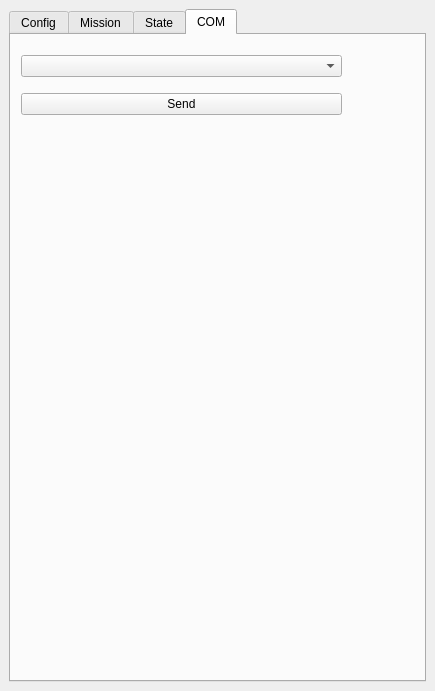
First picture: the form in tools/qgis/seabot/seabot_dockwidget_base.ui, repository ThomasLeMezo/seabot, before the edit.
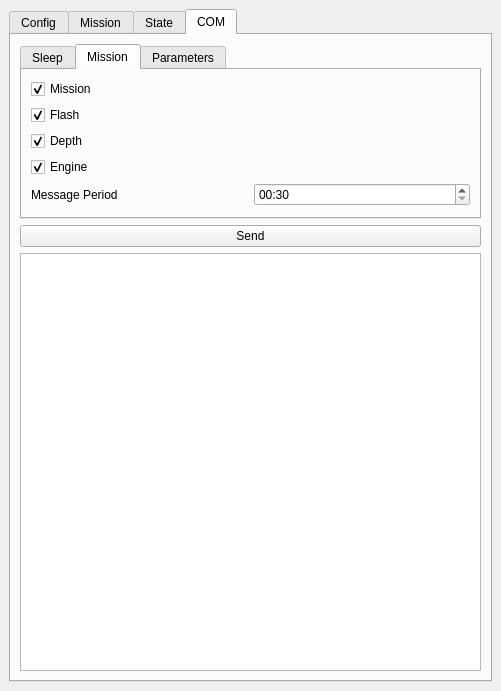
Second picture: the form after the edit. The open tabs and pages were chosen to show the change.

The edit to the form file:
```diff
--- a/tools/qgis/seabot/seabot_dockwidget_base.ui
+++ b/tools/qgis/seabot/seabot_dockwidget_base.ui
@@ -9,12 +9,12 @@
    <rect>
     <x>0</x>
     <y>0</y>
-    <width>435</width>
+    <width>501</width>
     <height>691</height>
    </rect>
   </property>
   <property name="sizePolicy">
-   <sizepolicy hsizetype="Maximum" vsizetype="Maximum">
+   <sizepolicy hsizetype="Expanding" vsizetype="Expanding">
     <horstretch>0</horstretch>
     <verstretch>0</verstretch>
    </sizepolicy>
@@ -30,7 +30,7 @@
   </property>
   <widget class="QWidget" name="dockWidgetContents">
    <property name="sizePolicy">
-    <sizepolicy hsizetype="Expanding" vsizetype="Expanding">
+    <sizepolicy hsizetype="Preferred" vsizetype="Preferred">
      <horstretch>0</horstretch>
      <verstretch>0</verstretch>
     </sizepolicy>
@@ -38,7 +38,7 @@
    <property name="minimumSize">
     <size>
      <width>250</width>
-     <height>250</height>
+     <height>600</height>
     </size>
    </property>
    <property name="baseSize">
@@ -47,19 +47,19 @@
      <height>250</height>
     </size>
    </property>
-   <layout class="QGridLayout" name="gridLayout">
+   <layout class="QGridLayout" name="gridLayout_2">
     <item row="0" column="0">
      <widget class="QTabWidget" name="tabWidget">
       <property name="sizePolicy">
-       <sizepolicy hsizetype="Maximum" vsizetype="Maximum">
+       <sizepolicy hsizetype="Preferred" vsizetype="Preferred">
         <horstretch>0</horstretch>
         <verstretch>0</verstretch>
        </sizepolicy>
       </property>
       <property name="minimumSize">
        <size>
-        <width>100</width>
-        <height>220</height>
+        <width>200</width>
+        <height>600</height>
        </size>
       </property>
       <property name="maximumSize">
@@ -725,33 +725,244 @@
        </widget>
       </widget>
       <widget class="QWidget" name="tab_com">
+       <property name="sizePolicy">
+        <sizepolicy hsizetype="Preferred" vsizetype="Preferred">
+         <horstretch>0</horstretch>
+         <verstretch>0</verstretch>
+        </sizepolicy>
+       </property>
+       <property name="minimumSize">
+        <size>
+         <width>0</width>
+         <height>0</height>
+        </size>
+       </property>
        <attribute name="title">
         <string>COM</string>
        </attribute>
-       <widget class="QWidget" name="verticalLayoutWidget_3">
-        <property name="geometry">
-         <rect>
-          <x>10</x>
-          <y>10</y>
-          <width>321</width>
-          <height>81</height>
-         </rect>
-        </property>
-        <layout class="QVBoxLayout" name="verticalLayout">
-         <item>
-          <widget class="QComboBox" name="comboBox_com_send"/>
-         </item>
-         <item>
+       <layout class="QGridLayout" name="gridLayout_6">
+        <item row="0" column="0">
+         <widget class="QTabWidget" name="tabWidget_2">
+          <property name="sizePolicy">
+           <sizepolicy hsizetype="Preferred" vsizetype="Preferred">
+            <horstretch>0</horstretch>
+            <verstretch>0</verstretch>
+           </sizepolicy>
+          </property>
+          <property name="currentIndex">
+           <number>2</number>
+          </property>
+          <widget class="QWidget" name="tab_cmd_sleep">
+           <property name="sizePolicy">
+            <sizepolicy hsizetype="MinimumExpanding" vsizetype="MinimumExpanding">
+             <horstretch>0</horstretch>
+             <verstretch>0</verstretch>
+            </sizepolicy>
+           </property>
+           <attribute name="title">
+            <string>Sleep</string>
+           </attribute>
+           <layout class="QGridLayout" name="gridLayout">
+            <item row="2" column="0">
+             <widget class="QLabel" name="label_8">
+              <property name="sizePolicy">
+               <sizepolicy hsizetype="Minimum" vsizetype="Minimum">
+                <horstretch>0</horstretch>
+                <verstretch>0</verstretch>
+               </sizepolicy>
+              </property>
+              <property name="text">
+               <string>Duration (HH:mm)</string>
+              </property>
+             </widget>
+            </item>
+            <item row="2" column="1">
+             <widget class="QTimeEdit" name="timeEdit">
+              <property name="currentSection">
+               <enum>QDateTimeEdit::HourSection</enum>
+              </property>
+             </widget>
+            </item>
+           </layout>
+          </widget>
+          <widget class="QWidget" name="tab_cmd_parameters">
+           <property name="sizePolicy">
+            <sizepolicy hsizetype="MinimumExpanding" vsizetype="MinimumExpanding">
+             <horstretch>0</horstretch>
+             <verstretch>0</verstretch>
+            </sizepolicy>
+           </property>
+           <attribute name="title">
+            <string>Mission</string>
+           </attribute>
+           <layout class="QGridLayout" name="gridLayout_3">
+            <item row="1" column="0" colspan="2">
+             <widget class="QCheckBox" name="checkBox_2">
+              <property name="text">
+               <string>Flash</string>
+              </property>
+              <property name="checked">
+               <bool>true</bool>
+              </property>
+             </widget>
+            </item>
+            <item row="3" column="0" colspan="2">
+             <widget class="QCheckBox" name="checkBox_4">
+              <property name="text">
+               <string>Engine</string>
+              </property>
+              <property name="checked">
+               <bool>true</bool>
+              </property>
+             </widget>
+            </item>
+            <item row="4" column="1">
+             <widget class="QTimeEdit" name="timeEdit_2">
+              <property name="dateTime">
+               <datetime>
+                <hour>0</hour>
+                <minute>0</minute>
+                <second>30</second>
+                <year>2000</year>
+                <month>1</month>
+                <day>1</day>
+               </datetime>
+              </property>
+              <property name="currentSection">
+               <enum>QDateTimeEdit::SecondSection</enum>
+              </property>
+              <property name="displayFormat">
+               <string>mm:ss</string>
+              </property>
+             </widget>
+            </item>
+            <item row="0" column="0" colspan="2">
+             <widget class="QCheckBox" name="checkBox">
+              <property name="text">
+               <string>Mission</string>
+              </property>
+              <property name="checked">
+               <bool>true</bool>
+              </property>
+             </widget>
+            </item>
+            <item row="4" column="0">
+             <widget class="QLabel" name="label_15">
+              <property name="text">
+               <string>Message Period</string>
+              </property>
+             </widget>
+            </item>
+            <item row="2" column="0" colspan="2">
+             <widget class="QCheckBox" name="checkBox_3">
+              <property name="text">
+               <string>Depth</string>
+              </property>
+              <property name="checked">
+               <bool>true</bool>
+              </property>
+             </widget>
+            </item>
+           </layout>
+          </widget>
+          <widget class="QWidget" name="tab_cmd_mission">
+           <attribute name="title">
+            <string>Parameters</string>
+           </attribute>
+           <layout class="QFormLayout" name="formLayout_2">
+            <item row="0" column="0">
+             <widget class="QLabel" name="label_10">
+              <property name="text">
+               <string>Mission Name</string>
+              </property>
+             </widget>
+            </item>
+            <item row="1" column="0">
+             <widget class="QLabel" name="label_12">
+              <property name="text">
+               <string>Number waypoint</string>
+              </property>
+             </widget>
+            </item>
+            <item row="2" column="0">
+             <widget class="QLabel" name="label_13">
+              <property name="text">
+               <string>Start time</string>
+              </property>
+             </widget>
+            </item>
+            <item row="3" column="0">
+             <widget class="QLabel" name="label_14">
+              <property name="text">
+               <string>End time</string>
+              </property>
+             </widget>
+            </item>
+            <item row="4" column="0" colspan="2">
+             <widget class="QPushButton" name="pushButton">
+              <property name="text">
+               <string>Load Mission</string>
+              </property>
+             </widget>
+            </item>
+            <item row="0" column="1">
+             <widget class="QLabel" name="label_16">
+              <property name="text">
+               <string>?</string>
+              </property>
+             </widget>
+            </item>
+            <item row="1" column="1">
+             <widget class="QLabel" name="label_17">
+              <property name="text">
+               <string>?</string>
+              </property>
+             </widget>
+            </item>
+            <item row="2" column="1">
+             <widget class="QLabel" name="label_18">
+              <property name="text">
+               <string>?</string>
+              </property>
+             </widget>
+            </item>
+            <item row="3" column="1">
+             <widget class="QLabel" name="label_19">
+              <property name="text">
+               <string>?</string>
+              </property>
+             </widget>
+            </item>
+           </layout>
+          </widget>
+         </widget>
+        </item>
+        <item row="1" column="0">
           <widget class="QPushButton" name="pushButton_com_send">
+          <property name="sizePolicy">
+           <sizepolicy hsizetype="Minimum" vsizetype="Fixed">
+            <horstretch>0</horstretch>
+            <verstretch>0</verstretch>
+           </sizepolicy>
+          </property>
            <property name="text">
             <string>Send</string>
            </property>
           </widget>
          </item>
+        <item row="2" column="0">
+         <widget class="QTreeView" name="treeView">
+          <property name="sizePolicy">
+           <sizepolicy hsizetype="Expanding" vsizetype="Expanding">
+            <horstretch>0</horstretch>
+            <verstretch>0</verstretch>
+           </sizepolicy>
+          </property>
+         </widget>
+        </item>
         </layout>
        </widget>
       </widget>
-     </widget>
     </item>
    </layout>
   </widget>
```
Left out of the diff: 484 changed lines with no effect on the pictures. Lines whose indentation alone changed are shown as unchanged.
